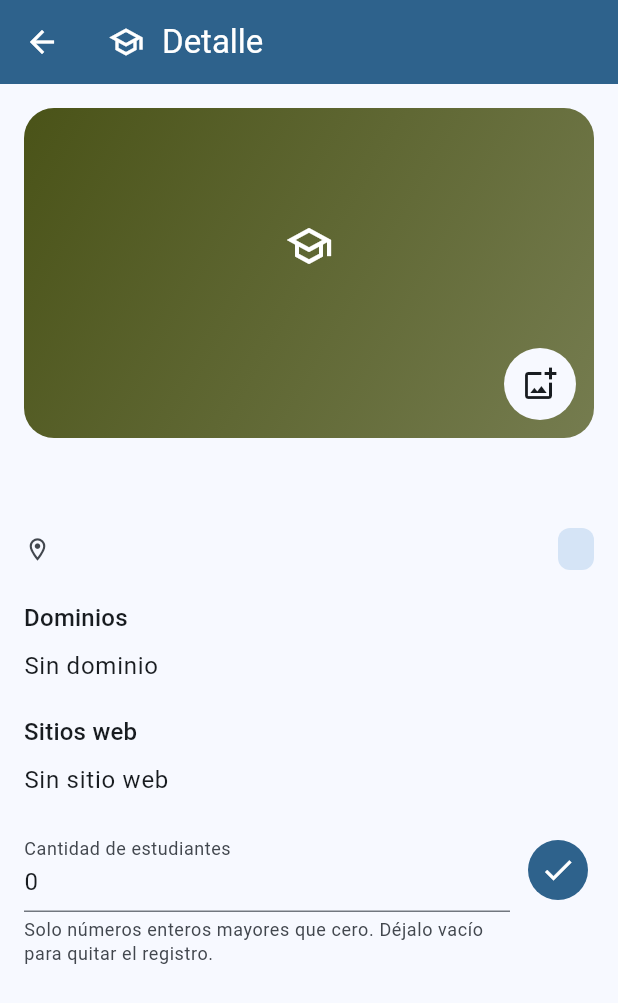
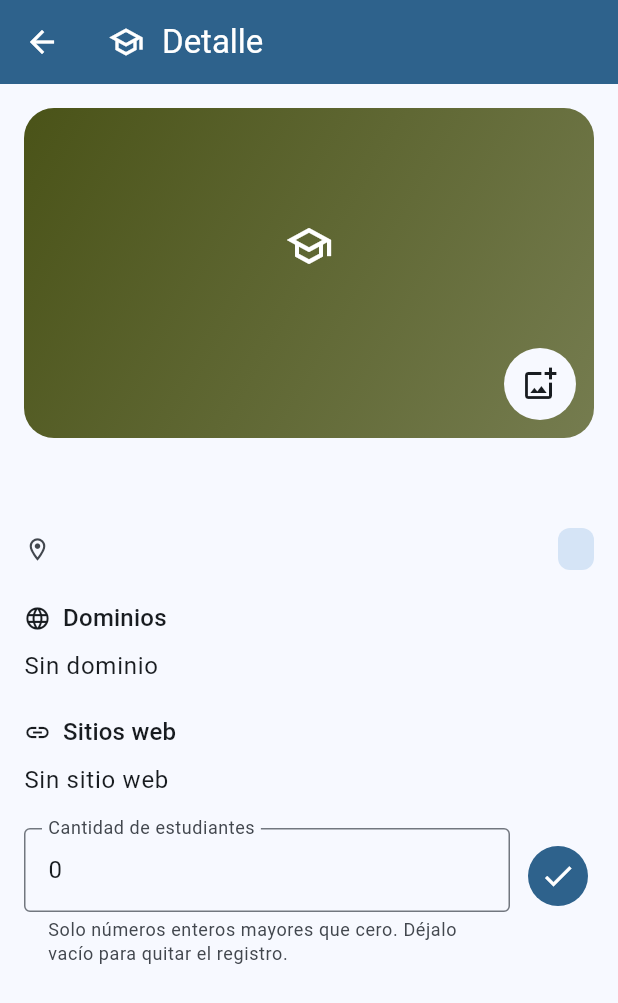
Before and after one commit to YonierVasquezMarin/universities_app, a Flutter app: the UniversityDetailPage screen opened directly with empty values, on a phone screen of 412 x 824 dp. Shown: the top 1003 px of the screen. Run offline on Flutter 3.47's test engine with Material 3 defaults, Android fonts, the phone set to English and light mode, and no system bars; our stand-ins replace image_picker; network calls fail.

Commit message:
refactor(university_detail_page): ajustar espaciado del botón de guardar y mejorar la estructura de secciones con iconos

```diff
--- a/lib/screens/university_detail_page.dart
+++ b/lib/screens/university_detail_page.dart
@@ -27,7 +27,7 @@ class _UniversityDetailPageState extends State<UniversityDetailPage> {
   static const double _blockGap = 12;
   static const double _rowGap = 8;
   static const double _valueGap = 4;
-  static const double _saveButtonTopPadding = 4;
+  static const double _saveButtonTopPadding = 8;
   static const double _actionGap = 8;
   static const double _actionInset = 12;
   static const double _iconSize = 18;
@@ -470,6 +470,7 @@ class _UniversityDetailPageState extends State<UniversityDetailPage> {
   Widget _buildDomainSection(BuildContext context) {
     return _buildSection(
       context,
+      icon: Icons.language,
       title: _domainSectionTitle,
       content: _buildValueList(
         context,
@@ -482,6 +483,7 @@ class _UniversityDetailPageState extends State<UniversityDetailPage> {
   Widget _buildWebPageSection(BuildContext context) {
     return _buildSection(
       context,
+      icon: Icons.link,
       title: _webPageSectionTitle,
       content: _buildValueList(
         context,
@@ -493,22 +495,48 @@ class _UniversityDetailPageState extends State<UniversityDetailPage> {
 
   Widget _buildSection(
     BuildContext context, {
+    required IconData icon,
     required String title,
     required Widget content,
   }) {
     return Column(
       crossAxisAlignment: CrossAxisAlignment.stretch,
       children: [
-        _buildSectionTitle(context, title),
+        _buildSectionTitle(context, icon, title),
         const SizedBox(height: _rowGap),
         content,
       ],
     );
   }
 
-  Widget _buildSectionTitle(BuildContext context, String title) {
-    final titleStyle = Theme.of(context).textTheme.titleMedium;
-    return Text(title, style: titleStyle);
+  Widget _buildSectionTitle(BuildContext context, IconData icon, String title) {
+    return Row(
+      children: [
+        _buildSectionIcon(context, icon),
+        const SizedBox(width: _iconGap),
+        Expanded(child: _buildSectionTitleText(context, title)),
+      ],
+    );
+  }
+
+  Widget _buildSectionIcon(BuildContext context, IconData icon) {
+    return Icon(icon, size: _iconSize, color: _readSectionTitleColor(context));
+  }
+
+  Widget _buildSectionTitleText(BuildContext context, String title) {
+    return Text(title, style: _readSectionTitleStyle(context));
+  }
+
+  TextStyle? _readSectionTitleStyle(BuildContext context) {
+    return Theme.of(context).textTheme.titleMedium;
+  }
+
+  Color _readSectionTitleColor(BuildContext context) {
+    final titleColor = _readSectionTitleStyle(context)?.color;
+    if (titleColor != null) {
+      return titleColor;
+    }
+    return Theme.of(context).colorScheme.onSurface;
   }
 
   Widget _buildValueList(
@@ -606,6 +634,7 @@ class _UniversityDetailPageState extends State<UniversityDetailPage> {
       labelText: _studentCountLabel,
       helperText: _studentCountHelper,
       helperMaxLines: 3,
+      border: OutlineInputBorder(),
     );
   }
 
```
